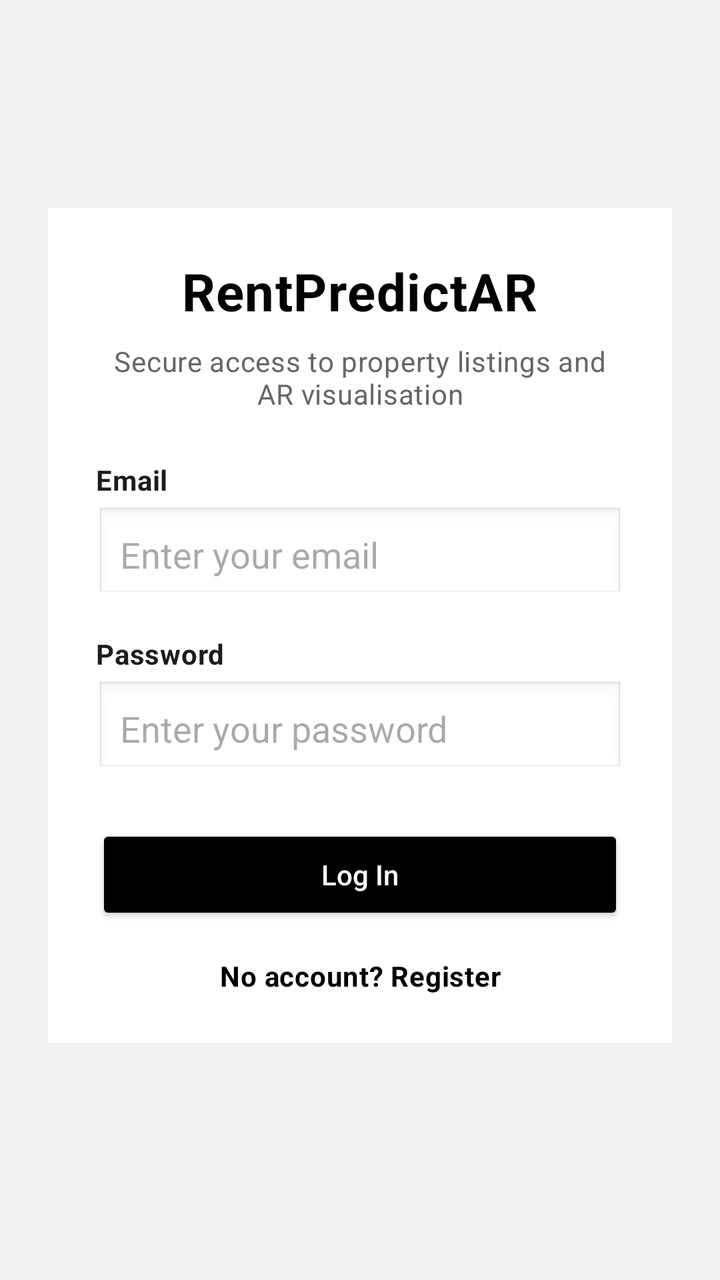
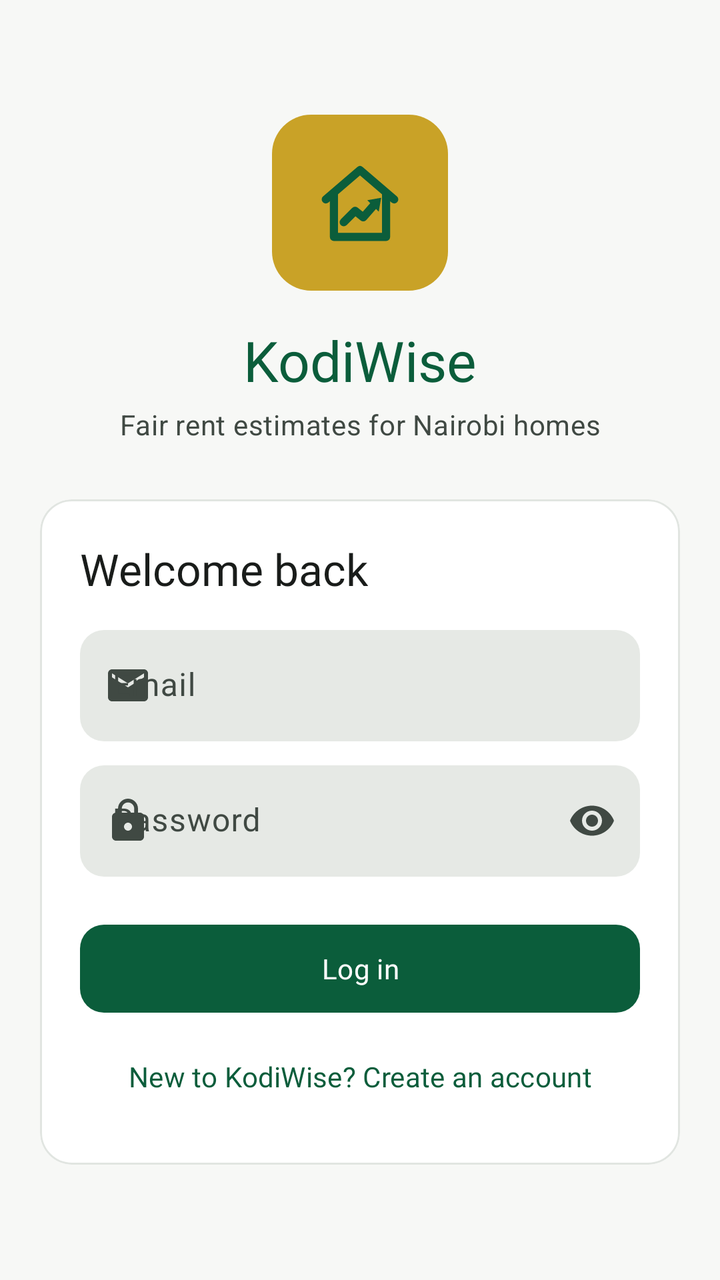

Screens rendered from an Android XML layout before and after an edit, with the pre-edit source and the edit as a unified diff.
<!-- AndroidManifest.xml: application theme Theme.KodiWise -->
<!-- res/layout/activity_login.xml -->
<?xml version="1.0" encoding="utf-8"?>
<ScrollView xmlns:android="http://schemas.android.com/apk/res/android"
    android:layout_width="match_parent"
    android:layout_height="match_parent"
    android:background="#F2F2F2">

    <LinearLayout
        android:layout_width="match_parent"
        android:layout_height="wrap_content"
        android:orientation="vertical"
        android:gravity="center_horizontal"
        android:padding="24dp"
        android:layout_marginTop="80dp">

        
        <LinearLayout
            android:layout_width="match_parent"
            android:layout_height="wrap_content"
            android:orientation="vertical"
            android:background="@android:color/white"
            android:padding="24dp"
            android:elevation="6dp">

            
            <TextView
                android:layout_width="wrap_content"
                android:layout_height="wrap_content"
                android:text="RentPredictAR"
                android:textSize="26sp"
                android:textStyle="bold"
                android:textColor="#000000"
                android:layout_gravity="center"
                android:layout_marginBottom="8dp"/>

            
            <TextView
                android:layout_width="wrap_content"
                android:layout_height="wrap_content"
                android:text="Secure access to property listings and AR visualisation"
                android:textSize="14sp"
                android:textColor="#666666"
                android:gravity="center"
                android:layout_gravity="center"
                android:layout_marginBottom="24dp"/>

            
            <TextView
                android:layout_width="match_parent"
                android:layout_height="wrap_content"
                android:text="Email"
                android:textStyle="bold"
                android:layout_marginBottom="4dp"/>

            
            <EditText
                android:id="@+id/etEmail"
                android:layout_width="match_parent"
                android:layout_height="48dp"
                android:background="@android:drawable/edit_text"
                android:padding="12dp"
                android:hint="Enter your email"/>

            
            <TextView
                android:layout_width="match_parent"
                android:layout_height="wrap_content"
                android:text="Password"
                android:textStyle="bold"
                android:layout_marginTop="16dp"
                android:layout_marginBottom="4dp"/>

            
            <EditText
                android:id="@+id/etPassword"
                android:layout_width="match_parent"
                android:layout_height="48dp"
                android:background="@android:drawable/edit_text"
                android:padding="12dp"
                android:inputType="textPassword"
                android:hint="Enter your password"/>

            
            <Button
                android:id="@+id/btnLogin"
                android:layout_width="match_parent"
                android:layout_height="50dp"
                android:text="Log In"
                android:textAllCaps="false"
                android:backgroundTint="#000000"
                android:textColor="#FFFFFF"
                android:layout_marginTop="24dp"/>

            
            <TextView
                android:id="@+id/tvRegister"
                android:layout_width="match_parent"
                android:layout_height="wrap_content"
                android:text="No account? Register"
                android:textColor="#000000"
                android:textStyle="bold"
                android:gravity="center"
                android:layout_marginTop="16dp"/>

        </LinearLayout>

    </LinearLayout>

</ScrollView>
<!-- resources referenced by this layout -->
<resources>
  <color name="kw_primary">#0B5D3B</color>
  <color name="kw_on_primary">#FFFFFF</color>
  <color name="kw_secondary">#C9A227</color>
  <color name="kw_on_secondary">#1F1B00</color>
  <color name="kw_tertiary">#3E6553</color>
  <color name="kw_on_tertiary">#FFFFFF</color>
  <color name="kw_error">#B3261E</color>
  <color name="kw_on_error">#FFFFFF</color>
  <color name="kw_background">#F7F8F6</color>
  <color name="kw_on_background">#191C1A</color>
  <color name="kw_surface">#FFFFFF</color>
  <color name="kw_on_surface">#191C1A</color>
  <color name="kw_outline">#707973</color>
  <color name="kw_surface_dim">#D8DBD7</color>
  <color name="kw_surface_bright">#F7F8F6</color>
  <color name="kw_inverse_surface">#2E312E</color>
  <color name="kw_inverse_primary">#8FD5AE</color>
  <color name="kw_card">#FFFFFF</color>
  <color name="kw_card_stroke">#E1E5E1</color>
  <!-- unchanged entries left out for length: 44 -->
</resources>

<!-- the commit's change to res/layout/activity_login.xml (unified diff, before → after) -->
@@ -1,108 +1,109 @@
 <?xml version="1.0" encoding="utf-8"?>
 <ScrollView xmlns:android="http://schemas.android.com/apk/res/android"
+    xmlns:app="http://schemas.android.com/apk/res-auto"
     android:layout_width="match_parent"
     android:layout_height="match_parent"
-    android:background="#F2F2F2">
+    android:background="?android:attr/colorBackground"
+    android:fillViewport="true">
 
     <LinearLayout
         android:layout_width="match_parent"
         android:layout_height="wrap_content"
+        android:gravity="center"
         android:orientation="vertical"
-        android:gravity="center_horizontal"
-        android:padding="24dp"
-        android:layout_marginTop="80dp">
+        android:paddingHorizontal="20dp"
+        android:paddingVertical="32dp">
 
-        
-        <LinearLayout
+        <ImageView
+            android:layout_width="88dp"
+            android:layout_height="88dp"
+            android:contentDescription="@string/cd_logo"
+            android:src="@drawable/ic_logo" />
+
+        <TextView
+            android:layout_width="wrap_content"
+            android:layout_height="wrap_content"
+            android:layout_marginTop="16dp"
+            android:text="@string/app_name"
+            android:textAppearance="?attr/textAppearanceHeadlineMedium"
+            android:textColor="?attr/colorPrimary" />
+
+        <TextView
+            android:layout_width="wrap_content"
+            android:layout_height="wrap_content"
+            android:layout_marginTop="4dp"
+            android:gravity="center"
+            android:text="@string/tagline"
+            android:textAppearance="?attr/textAppearanceBodyMedium"
+            android:textColor="?attr/colorOnSurfaceVariant" />
+
+        <com.google.android.material.card.MaterialCardView
             android:layout_width="match_parent"
             android:layout_height="wrap_content"
-            android:orientation="vertical"
-            android:background="@android:color/white"
-            android:padding="24dp"
-            android:elevation="6dp">
+            android:layout_marginTop="28dp">
 
-            
-            <TextView
-                android:layout_width="wrap_content"
-                android:layout_height="wrap_content"
-                android:text="RentPredictAR"
-                android:textSize="26sp"
-                android:textStyle="bold"
-                android:textColor="#000000"
-                android:layout_gravity="center"
-                android:layout_marginBottom="8dp"/>
-
-            
-            <TextView
-                android:layout_width="wrap_content"
-                android:layout_height="wrap_content"
-                android:text="Secure access to property listings and AR visualisation"
-                android:textSize="14sp"
-                android:textColor="#666666"
-                android:gravity="center"
-                android:layout_gravity="center"
-                android:layout_marginBottom="24dp"/>
-
-            
-            <TextView
+            <LinearLayout
                 android:layout_width="match_parent"
                 android:layout_height="wrap_content"
-                android:text="Email"
-                android:textStyle="bold"
-                android:layout_marginBottom="4dp"/>
+                android:orientation="vertical"
+                android:padding="20dp">
 
-            
-            <EditText
-                android:id="@+id/etEmail"
-                android:layout_width="match_parent"
-                android:layout_height="48dp"
-                android:background="@android:drawable/edit_text"
-                android:padding="12dp"
-                android:hint="Enter your email"/>
+                <TextView
+                    android:layout_width="wrap_content"
+                    android:layout_height="wrap_content"
+                    android:text="@string/login_title"
+                    android:textAppearance="?attr/textAppearanceTitleLarge"
+                    android:textColor="?attr/colorOnSurface" />
 
-            
-            <TextView
-                android:layout_width="match_parent"
-                android:layout_height="wrap_content"
-                android:text="Password"
-                android:textStyle="bold"
-                android:layout_marginTop="16dp"
-                android:layout_marginBottom="4dp"/>
+                <com.google.android.material.textfield.TextInputLayout
+                    android:layout_width="match_parent"
+                    android:layout_height="wrap_content"
+                    android:layout_marginTop="16dp"
+                    android:hint="@string/email"
+                    app:startIconContentDescription="@string/email"
+                    app:startIconDrawable="@drawable/ic_mail">
 
-            
-            <EditText
-                android:id="@+id/etPassword"
-                android:layout_width="match_parent"
-                android:layout_height="48dp"
-                android:background="@android:drawable/edit_text"
-                android:padding="12dp"
-                android:inputType="textPassword"
-                android:hint="Enter your password"/>
+                    <com.google.android.material.textfield.TextInputEditText
+                        android:id="@+id/etEmail"
+                        android:layout_width="match_parent"
+                        android:layout_height="wrap_content"
+                        android:autofillHints="emailAddress"
+                        android:inputType="textEmailAddress" />
+                </com.google.android.material.textfield.TextInputLayout>
 
-            
-            <Button
-                android:id="@+id/btnLogin"
-                android:layout_width="match_parent"
-                android:layout_height="50dp"
-                android:text="Log In"
-                android:textAllCaps="false"
-                android:backgroundTint="#000000"
-                android:textColor="#FFFFFF"
-                android:layout_marginTop="24dp"/>
+                <com.google.android.material.textfield.TextInputLayout
+                    android:layout_width="match_parent"
+                    android:layout_height="wrap_content"
+                    android:layout_marginTop="12dp"
+                    android:hint="@string/password"
+                    app:endIconMode="password_toggle"
+                    app:startIconContentDescription="@string/password"
+                    app:startIconDrawable="@drawable/ic_lock">
 
-            
-            <TextView
-                android:id="@+id/tvRegister"
-                android:layout_width="match_parent"
-                android:layout_height="wrap_content"
-                android:text="No account? Register"
-                android:textColor="#000000"
-                android:textStyle="bold"
-                android:gravity="center"
-                android:layout_marginTop="16dp"/>
+                    <com.google.android.material.textfield.TextInputEditText
+                        android:id="@+id/etPassword"
+                        android:layout_width="match_parent"
+                        android:layout_height="wrap_content"
+                        android:autofillHints="password"
+                        android:inputType="textPassword" />
+                </com.google.android.material.textfield.TextInputLayout>
 
-        </LinearLayout>
+                <com.google.android.material.button.MaterialButton
+                    android:id="@+id/btnLogin"
+                    android:layout_width="match_parent"
+                    android:layout_height="wrap_content"
+                    android:layout_marginTop="20dp"
+                    android:text="@string/login_button" />
 
+                
+                <com.google.android.material.button.MaterialButton
+                    android:id="@+id/tvRegister"
+                    style="@style/Widget.KodiWise.Button.Text"
+                    android:layout_width="match_parent"
+                    android:layout_height="wrap_content"
+                    android:layout_marginTop="4dp"
+                    android:text="@string/login_go_register" />
+            </LinearLayout>
+        </com.google.android.material.card.MaterialCardView>
     </LinearLayout>
-
 </ScrollView>
<!-- resource entries referenced after the edit -->
@@ -1,5 +1,74 @@
 <!-- resources referenced by this layout -->
 <resources>
+  <!-- drawable ic_lock (drawable) -->
+  <?xml version="1.0" encoding="utf-8"?>
+  <vector xmlns:android="http://schemas.android.com/apk/res/android"
+      android:width="24dp"
+      android:height="24dp"
+      android:autoMirrored="false"
+      android:tint="?attr/colorControlNormal"
+      android:viewportWidth="24"
+      android:viewportHeight="24">
+      <path
+          android:fillColor="@android:color/white"
+          android:pathData="M18,8h-1V6c0,-2.76 -2.24,-5 -5,-5S7,3.24 7,6v2H6c-1.1,0 -2,0.9 -2,2v10c0,1.1 0.9,2 2,2h12c1.1,0 2,-0.9 2,-2V10c0,-1.1 -0.9,-2 -2,-2zM12,17c-1.1,0 -2,-0.9 -2,-2s0.9,-2 2,-2 2,0.9 2,2 -0.9,2 -2,2zM15.1,8H8.9V6c0,-1.71 1.39,-3.1 3.1,-3.1 1.71,0 3.1,1.39 3.1,3.1v2z" />
+  </vector>
+  <!-- drawable ic_logo (drawable) -->
+  <?xml version="1.0" encoding="utf-8"?>
+  <layer-list xmlns:android="http://schemas.android.com/apk/res/android">
+      <item>
+          <shape android:shape="rectangle"><corners android:radius="24dp" /><solid android:color="@color/kw_brand_gold" /></shape>
+      </item>
+      <item android:drawable="@drawable/ic_launcher_foreground" />
+  </layer-list>
+  <!-- drawable ic_mail (drawable) -->
+  <?xml version="1.0" encoding="utf-8"?>
+  <vector xmlns:android="http://schemas.android.com/apk/res/android"
+      android:width="24dp"
+      android:height="24dp"
+      android:autoMirrored="false"
+      android:tint="?attr/colorControlNormal"
+      android:viewportWidth="24"
+      android:viewportHeight="24">
+      <path
+          android:fillColor="@android:color/white"
+          android:pathData="M20,4H4c-1.1,0 -1.99,0.9 -1.99,2L2,18c0,1.1 0.9,2 2,2h16c1.1,0 2,-0.9 2,-2V6c0,-1.1 -0.9,-2 -2,-2zM20,8l-8,5 -8,-5V6l8,5 8,-5v2z" />
+  </vector>
+  <string name="app_name">KodiWise</string>
+  <string name="cd_logo">KodiWise logo</string>
+  <string name="email">Email</string>
+  <string name="login_button">Log in</string>
+  <string name="login_go_register">New to KodiWise? Create an account</string>
+  <string name="login_title">Welcome back</string>
+  <string name="password">Password</string>
+  <string name="tagline">Fair rent estimates for Nairobi homes</string>
+  <color name="kw_brand_gold">#C9A227</color>
+  <!-- drawable ic_launcher_foreground (drawable) -->
+  <?xml version="1.0" encoding="utf-8"?>
+  <vector xmlns:android="http://schemas.android.com/apk/res/android"
+      android:width="108dp"
+      android:height="108dp"
+      android:viewportWidth="108"
+      android:viewportHeight="108">
+      <path
+          android:strokeColor="@color/kw_brand_green"
+          android:strokeWidth="5"
+          android:strokeLineJoin="round"
+          android:strokeLineCap="round"
+          android:fillColor="#00000000"
+          android:pathData="M33,52 L54,34 L75,52 M38,48 L38,75 L70,75 L70,48" />
+      <path
+          android:strokeColor="@color/kw_brand_green"
+          android:strokeWidth="5"
+          android:strokeLineJoin="round"
+          android:strokeLineCap="round"
+          android:fillColor="#00000000"
+          android:pathData="M44,66 L51,59 L56,63 L63,55" />
+      <path
+          android:fillColor="@color/kw_brand_green"
+          android:pathData="M58.5,52.5 L67,51 L65.5,59.5 Z" />
+  </vector>
+  <color name="kw_brand_green">#0B5D3B</color>
   <color name="kw_primary">#0B5D3B</color>
   <color name="kw_on_primary">#FFFFFF</color>
   <color name="kw_secondary">#C9A227</color>
